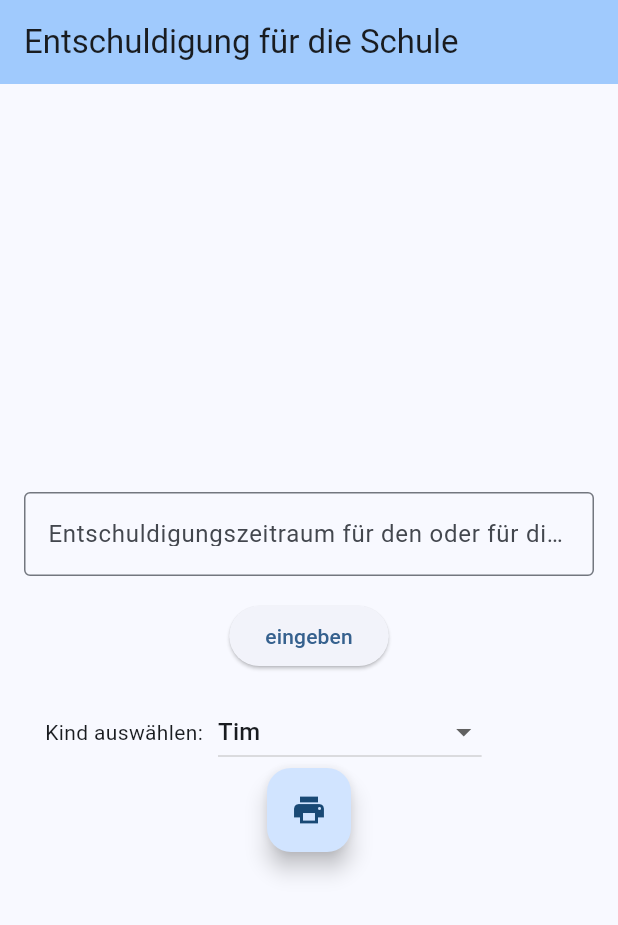
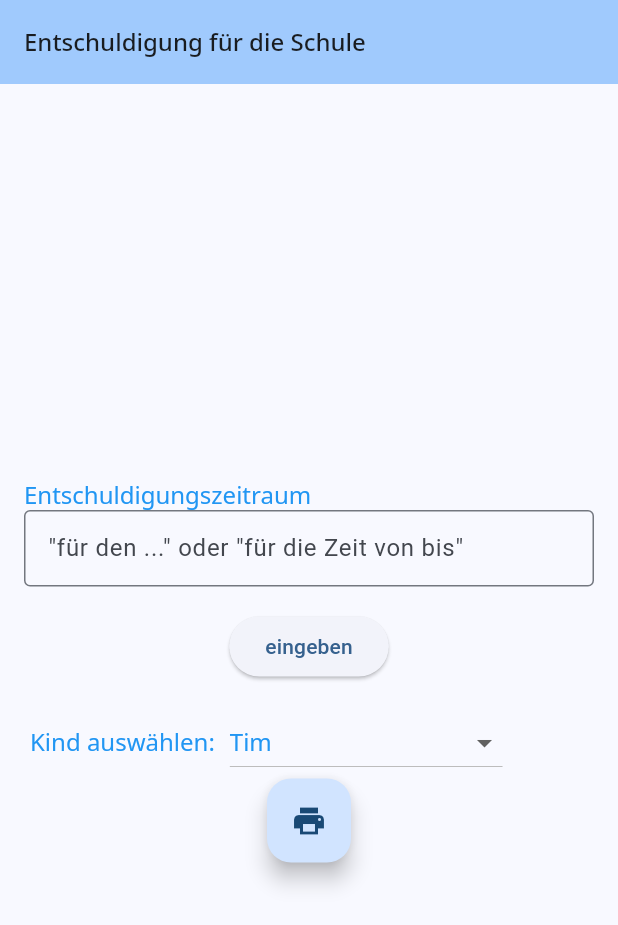
Before and after one commit to chrbuchsteiner61/myapp, a Flutter app: the screen it shows after launch, on a phone screen of 412 x 824 dp. Shown: the top 925 px of the screen. Run offline on Flutter 3.47's test engine with Material 3 defaults, Android fonts, the phone set to English and light mode, and no system bars; our stand-ins replace google_fonts, logger, pdf, printing.

Commit message:
fonts impüroved

```diff
--- a/lib/input_fields/date_of_illness.dart
+++ b/lib/input_fields/date_of_illness.dart
@@ -17,11 +17,16 @@ class DateOfIllnessState extends State<DateOfIllness> {
       padding: const EdgeInsets.all(16.0),
       child: Column(
         children: [
+          Align(
+            alignment: Alignment.centerLeft,
+            child: Text("Entschuldigungszeitraum",
+                style: Theme.of(context).textTheme.displayMedium!),
+          ),
           TextField(
+            style: Theme.of(context).textTheme.displayMedium!,
             controller: _controller,
             decoration: const InputDecoration(
-              labelText:
-                  'Entschuldigungszeitraum für den oder für die Zeit von bis',
+              labelText: '"für den ..." oder "für die Zeit von bis"',
               border: OutlineInputBorder(),
             ),
           ),
--- a/lib/input_fields/select_child.dart
+++ b/lib/input_fields/select_child.dart
@@ -15,20 +15,24 @@ class SelectChild extends StatelessWidget {
     return Align(
       alignment: Alignment.centerLeft,
       child: Row(children: [
-        const SizedBox(width: 30.0),
-        const Text("Kind auswählen:"),
+        const SizedBox(width: 20.0),
+        Text("Kind auswählen:",
+            style: Theme.of(context).textTheme.displayMedium!),
         const SizedBox(width: 10.0),
         DropdownButton<String>(
           value: selectedValue,
-          hint: const Text('Dein Kind auswählen'),
-          items: const [
+          hint: Text('Dein Kind auswählen',
+              style: Theme.of(context).textTheme.displayMedium!),
+          items: [
             DropdownMenuItem(
               value: 'Tim Birkholz',
-              child: Text('Tim'),
+              child: Text('Tim',
+                  style: Theme.of(context).textTheme.displayMedium!),
             ),
             DropdownMenuItem(
               value: 'Nils Birkholz',
-              child: Text('Nils'),
+              child: Text('Nils',
+                  style: Theme.of(context).textTheme.displayMedium!),
             ),
           ],
           onChanged: onChanged,
--- a/lib/main.dart
+++ b/lib/main.dart
@@ -1,6 +1,7 @@
 import 'dart:collection';
 
 import 'package:flutter/material.dart';
+import 'package:google_fonts/google_fonts.dart';
 import 'package:logger/logger.dart';
 import 'package:myapp/input_fields/date_of_illness.dart';
 import 'package:myapp/appology_page.dart';
@@ -23,6 +24,32 @@ class MyAppology extends StatelessWidget {
       theme: ThemeData(
         colorScheme: ColorScheme.fromSeed(seedColor: Colors.blue),
         useMaterial3: true,
+        // Define the default brightness and colors.
+
+
+    // Define the default `TextTheme`. Use this to specify the default
+    // text styling for headlines, titles, bodies of text, and more.
+    textTheme: TextTheme(
+
+      // ···
+      titleLarge: GoogleFonts.notoSans(
+        fontSize: 16,
+        fontStyle: FontStyle.normal,
+        fontWeight: FontWeight.w500,
+        color: Colors.black,
+      ),
+      bodyMedium: GoogleFonts.notoSans(
+        fontSize: 14,
+        fontStyle: FontStyle.normal,
+        fontWeight: FontWeight.w400,
+        color: Colors.blue,
+      ),
+      bodySmall: GoogleFonts.notoSans(),
+      displayMedium: GoogleFonts.notoSans(fontSize: 16,
+        fontStyle: FontStyle.normal,
+        fontWeight: FontWeight.w400,
+        color: Colors.blue, ),
+    ),
       ),
       home: const StartingPage(title: 'Entschuldigung für die Schule'),
     );
@@ -53,7 +80,7 @@ class _StartingPageState extends State<StartingPage> {
     allElements['schoolAdress'] = "Gymnasium Oberursel";
     allElements['teacher'] = "Frau Brendel";
 
-    allElements['titleRow'] = "Entschuldigung ";
+    allElements['titleRow'] = "Entschuldigung";
     allElements['salutation'] = "Sehr geehrte Frau";
     allElements['reasonTextPart1'] = "unser Sohn";
     allElements['reasonTextPart2'] =
--- a/pubspec.yaml
+++ b/pubspec.yaml
@@ -39,6 +39,7 @@ dependencies:
   logger: ^2.5.0
   printing: ^5.13.1
   pdf: ^3.11.1
+  google_fonts: ^6.2.1
 
 dev_dependencies:
   flutter_test:
```
Also changed, not shown: pubspec.lock, 1 other file.
